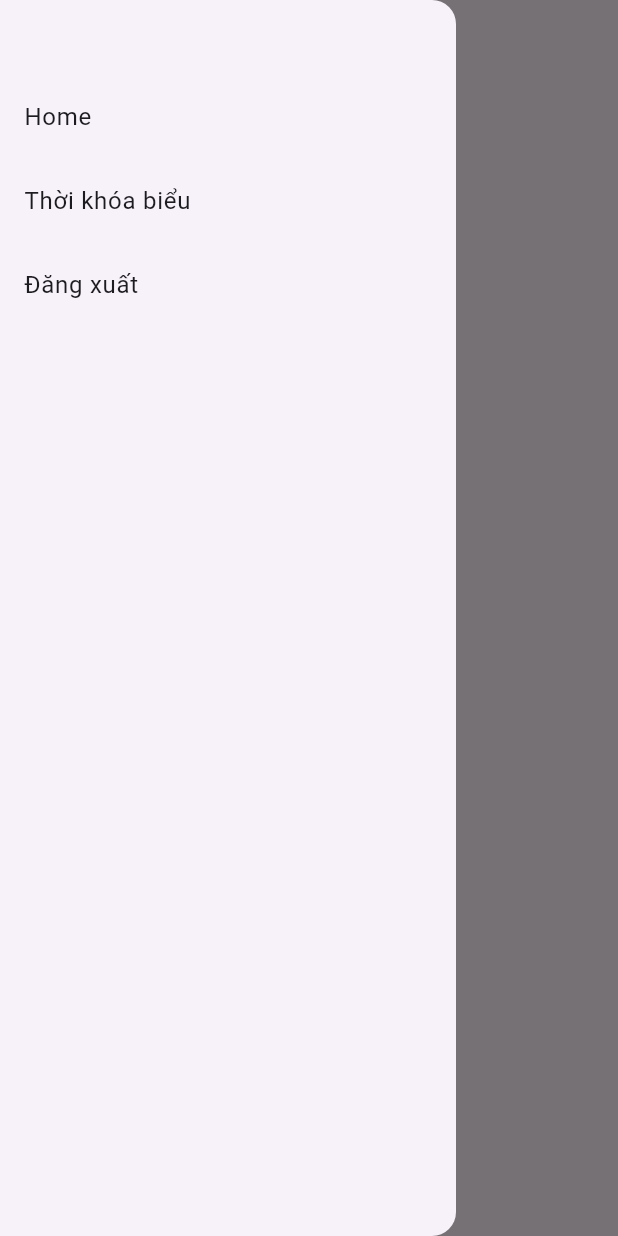
After one commit to NguyenLoc2005/Flutter_Servlet, a Flutter app: the HomeScreen screen opened directly, with the side drawer open, on a phone screen of 412 x 824 dp. The commit adds this screen. Run offline on Flutter 3.47's test engine with Material 3 defaults, Android fonts, the phone set to English and light mode, and no system bars.

Commit message:
first commit

```diff
--- /dev/null
+++ b/thoi_khoa_bieu_flutter/lib/drawer.dart
@@ -0,0 +1,60 @@
+import 'package:flutter/material.dart';
+import 'package:thoi_khoa_bieu_flutter/home-screen.dart';
+import 'package:thoi_khoa_bieu_flutter/login.dart';
+import 'package:thoi_khoa_bieu_flutter/thoi-khoa-bieu-screen.dart';
+
+class AppDrawer extends StatefulWidget {
+  const AppDrawer({super.key});
+
+  @override
+  State<AppDrawer> createState() => _AppDrawerState();
+}
+
+class _AppDrawerState extends State<AppDrawer> {
+  @override
+  Widget build(BuildContext context) {
+    return Drawer(
+      child: ListView(
+        padding: EdgeInsets.zero,
+        children: [
+          const SizedBox(height: 50),
+
+          ListTile(
+            title: const Text("Home"),
+            onTap: () {
+              Navigator.pop(context); // Đóng drawer
+              Navigator.pushReplacement(
+                context,
+                MaterialPageRoute(builder: (context) => const HomeScreen()),
+              );
+            },
+          ),
+
+          ListTile(
+            title: const Text("Thời khóa biểu"),
+            onTap: () {
+              Navigator.pop(context);
+              Navigator.pushReplacement(
+                context,
+                MaterialPageRoute(
+                  builder: (context) => const ThoiKhoaBieuScreen(),
+                ),
+              );
+            },
+          ),
+
+          ListTile(
+            title: const Text("Đăng xuất"),
+            onTap: () {
+              Navigator.pop(context);
+              Navigator.pushReplacement(
+                context,
+                MaterialPageRoute(builder: (context) => const Login()),
+              );
+            },
+          ),
+        ],
+      ),
+    );
+  }
+}
--- /dev/null
+++ b/thoi_khoa_bieu_flutter/lib/home-screen.dart
@@ -0,0 +1,20 @@
+import 'package:flutter/material.dart';
+import 'package:thoi_khoa_bieu_flutter/drawer.dart';
+
+class HomeScreen extends StatefulWidget {
+  const HomeScreen({super.key});
+
+  @override
+  State<HomeScreen> createState() => _HomeScreenState();
+}
+
+class _HomeScreenState extends State<HomeScreen> {
+  @override
+  Widget build(BuildContext context) {
+    return Scaffold(
+      appBar: AppBar(title: Text("Home")),
+      drawer: const AppDrawer(),
+      body: Center(child: Text("Chỗ này để thông báo")),
+    );
+  }
+}
```
Also changed, not shown: thoi_khoa_bieu_flutter/lib/login.dart (+21 -13 lines), thoi_khoa_bieu_flutter/lib/thoi-khoa-bieu-screen.dart (added, +19 -0 lines).
